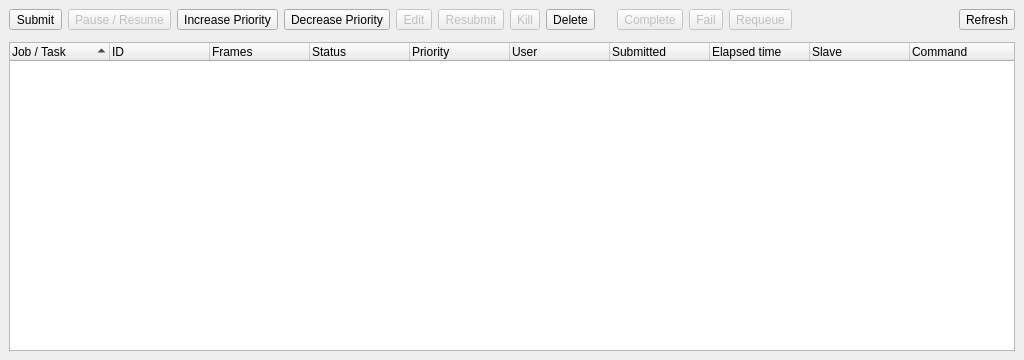
The window that core/tools/gpsSubmit/queue_ui.ui (mjbonnington/icarus-gps) describes before a commit, drawn with Qt 5.
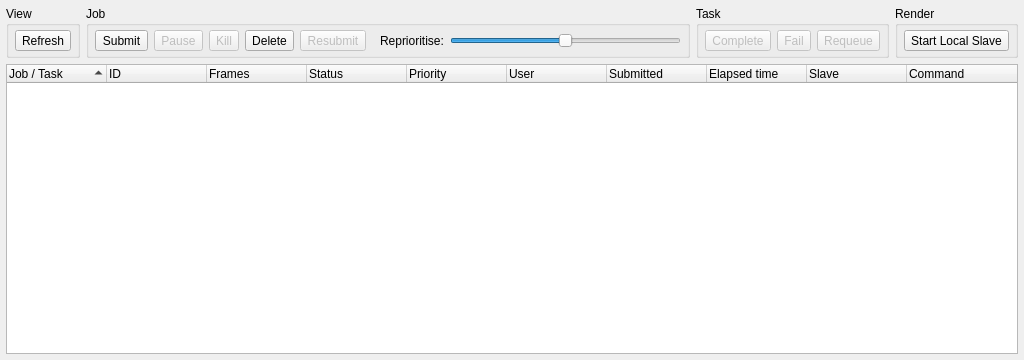
The same window after the commit.

Commit message: More work on render queue and added slave UI, but still not in a workable state

Patch:
```diff
--- a/core/tools/gpsSubmit/queue_ui.ui
+++ b/core/tools/gpsSubmit/queue_ui.ui
@@ -15,6 +15,9 @@
   </property>
   <widget class="QWidget" name="centralwidget">
    <layout class="QVBoxLayout" name="verticalLayout">
+    <property name="margin">
+     <number>6</number>
+    </property>
     <item>
      <widget class="QFrame" name="renderQueueToolbar_frame">
       <property name="frameShape">
@@ -24,18 +27,55 @@
        <enum>QFrame::Raised</enum>
       </property>
       <layout class="QHBoxLayout" name="horizontalLayout_10">
-       <property name="leftMargin">
+       <property name="margin">
         <number>0</number>
        </property>
+       <item>
+        <widget class="QGroupBox" name="view_groupBox">
+         <property name="title">
+          <string>View</string>
+         </property>
+         <layout class="QHBoxLayout" name="horizontalLayout_4">
+          <property name="leftMargin">
+           <number>6</number>
+          </property>
        <property name="topMargin">
-        <number>0</number>
+           <number>4</number>
        </property>
        <property name="rightMargin">
-        <number>0</number>
+           <number>6</number>
        </property>
        <property name="bottomMargin">
+           <number>4</number>
+          </property>
+          <item>
+           <widget class="QToolButton" name="refresh_toolButton">
+            <property name="text">
+             <string>Refresh</string>
+            </property>
+           </widget>
+          </item>
+         </layout>
+        </widget>
+       </item>
+       <item>
+        <widget class="QGroupBox" name="job_groupBox">
+         <property name="title">
+          <string>Job</string>
+         </property>
+         <layout class="QHBoxLayout" name="horizontalLayout">
+          <property name="leftMargin">
         <number>6</number>
        </property>
+          <property name="topMargin">
+           <number>4</number>
+          </property>
+          <property name="rightMargin">
+           <number>6</number>
+          </property>
+          <property name="bottomMargin">
+           <number>4</number>
+          </property>
        <item>
         <widget class="QToolButton" name="jobSubmit_toolButton">
          <property name="text">
@@ -49,41 +89,7 @@
           <bool>false</bool>
          </property>
          <property name="text">
-          <string>Pause / Resume</string>
-         </property>
-        </widget>
-       </item>
-       <item>
-        <widget class="QToolButton" name="jobPriorityInc_toolButton">
-         <property name="text">
-          <string>Increase Priority</string>
-         </property>
-        </widget>
-       </item>
-       <item>
-        <widget class="QToolButton" name="jobPriorityDec_toolButton">
-         <property name="text">
-          <string>Decrease Priority</string>
-         </property>
-        </widget>
-       </item>
-       <item>
-        <widget class="QToolButton" name="jobEdit_toolButton">
-         <property name="enabled">
-          <bool>false</bool>
-         </property>
-         <property name="text">
-          <string>Edit</string>
-         </property>
-        </widget>
-       </item>
-       <item>
-        <widget class="QToolButton" name="jobResubmit_toolButton">
-         <property name="enabled">
-          <bool>false</bool>
-         </property>
-         <property name="text">
-          <string>Resubmit</string>
+             <string>Pause</string>
          </property>
         </widget>
        </item>
@@ -105,7 +111,17 @@
         </widget>
        </item>
        <item>
-        <spacer name="horizontalSpacer_1">
+           <widget class="QToolButton" name="jobResubmit_toolButton">
+            <property name="enabled">
+             <bool>false</bool>
+            </property>
+            <property name="text">
+             <string>Resubmit</string>
+            </property>
+           </widget>
+          </item>
+          <item>
+           <spacer name="horizontalSpacer">
          <property name="orientation">
           <enum>Qt::Horizontal</enum>
          </property>
@@ -114,12 +130,62 @@
          </property>
          <property name="sizeHint" stdset="0">
           <size>
-           <width>16</width>
+              <width>8</width>
            <height>20</height>
           </size>
          </property>
         </spacer>
        </item>
+          <item>
+           <widget class="QLabel" name="jobPriority_label">
+            <property name="text">
+             <string>Reprioritise:</string>
+            </property>
+           </widget>
+          </item>
+          <item>
+           <widget class="QSlider" name="jobPriority_slider">
+            <property name="minimum">
+             <number>-100</number>
+            </property>
+            <property name="maximum">
+             <number>100</number>
+            </property>
+            <property name="pageStep">
+             <number>0</number>
+            </property>
+            <property name="value">
+             <number>0</number>
+            </property>
+            <property name="tracking">
+             <bool>false</bool>
+            </property>
+            <property name="orientation">
+             <enum>Qt::Horizontal</enum>
+            </property>
+           </widget>
+          </item>
+         </layout>
+        </widget>
+       </item>
+       <item>
+        <widget class="QGroupBox" name="task_groupBox">
+         <property name="title">
+          <string>Task</string>
+         </property>
+         <layout class="QHBoxLayout" name="horizontalLayout_2">
+          <property name="leftMargin">
+           <number>6</number>
+          </property>
+          <property name="topMargin">
+           <number>4</number>
+          </property>
+          <property name="rightMargin">
+           <number>6</number>
+          </property>
+          <property name="bottomMargin">
+           <number>4</number>
+          </property>
        <item>
         <widget class="QToolButton" name="taskComplete_toolButton">
          <property name="enabled">
@@ -150,24 +216,35 @@
          </property>
         </widget>
        </item>
-       <item>
-        <spacer name="horizontalSpacer_2">
-         <property name="orientation">
-          <enum>Qt::Horizontal</enum>
-         </property>
-         <property name="sizeHint" stdset="0">
-          <size>
-           <width>40</width>
-           <height>20</height>
-          </size>
-         </property>
-        </spacer>
+         </layout>
+        </widget>
        </item>
        <item>
-        <widget class="QToolButton" name="refresh_toolButton">
+        <widget class="QGroupBox" name="render_groupBox">
+         <property name="title">
+          <string>Render</string>
+         </property>
+         <layout class="QHBoxLayout" name="horizontalLayout_3">
+          <property name="leftMargin">
+           <number>6</number>
+          </property>
+          <property name="topMargin">
+           <number>4</number>
+          </property>
+          <property name="rightMargin">
+           <number>6</number>
+          </property>
+          <property name="bottomMargin">
+           <number>4</number>
+          </property>
+          <item>
+           <widget class="QToolButton" name="slave_toolButton">
          <property name="text">
-          <string>Refresh</string>
-         </property>
+             <string>Start Local Slave</string>
+            </property>
+           </widget>
+          </item>
+         </layout>
         </widget>
        </item>
       </layout>
```
Left out of the diff: 3 changed lines with no effect on the pictures. Lines whose indentation alone changed are shown as unchanged. The commit also changes 11 other files.
